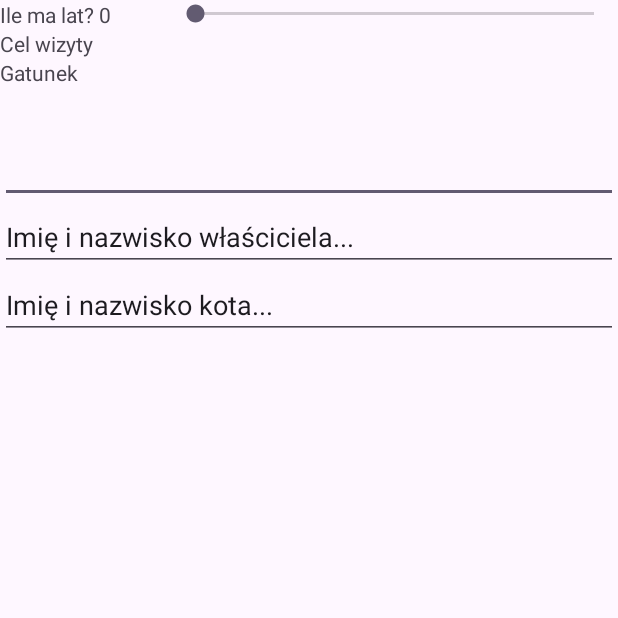
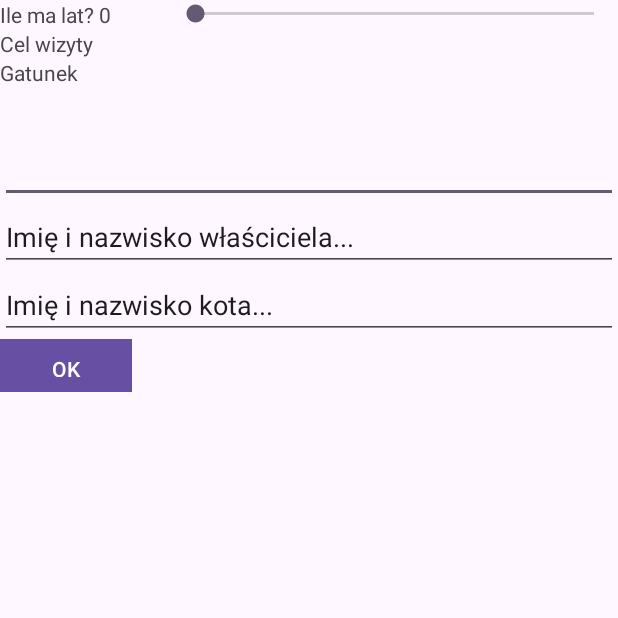
Before and after one commit to Hc896/-grupowy-weterynarz, an Android app: the screen it shows after launch (MainActivity), on a phone screen of 412 x 824 dp, the top half of it. Run offline under Robolectric (Android 15) with nearby library versions, the phone set to English and light mode, and no system bars.

Commit message:
Dodanie przycisku "ok"

```diff
--- a/app/src/main/res/layout/activity_main.xml
+++ b/app/src/main/res/layout/activity_main.xml
@@ -69,6 +69,13 @@
             android:inputType="text"
             android:text="Imię i nazwisko kota..." />
 
+        <Button
+            android:id="@+id/button"
+            android:layout_width="wrap_content"
+            android:layout_height="35dp"
+            android:background="#6200EE"
+            android:text="OK" />
+
     </LinearLayout>
 
 
```
